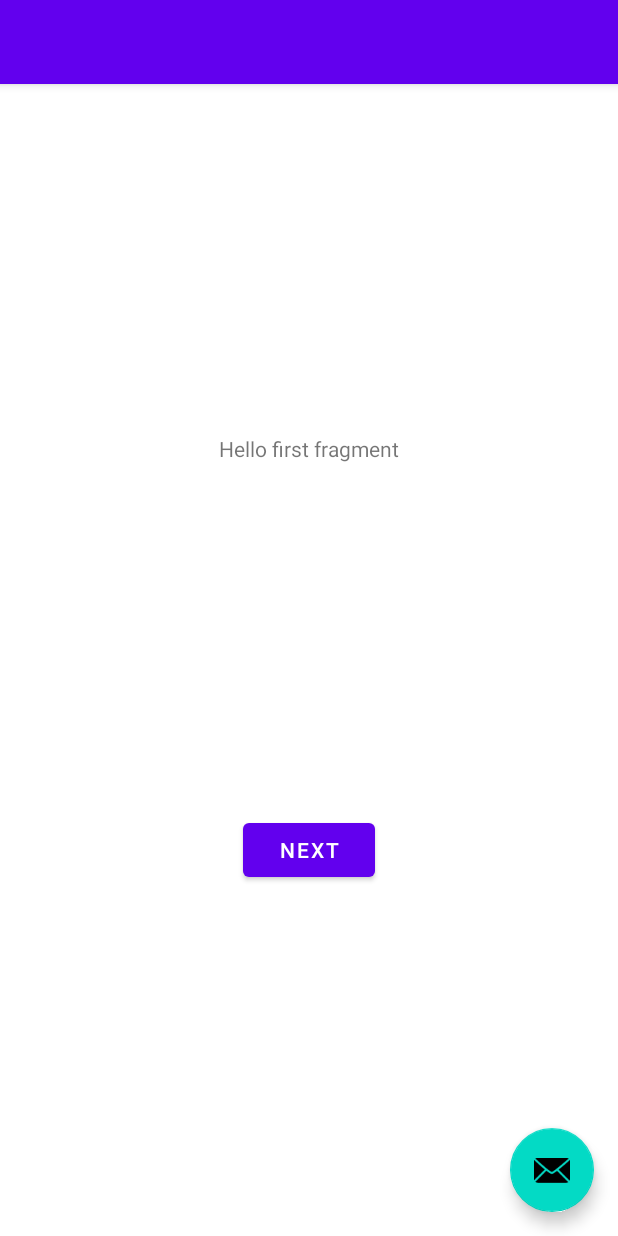
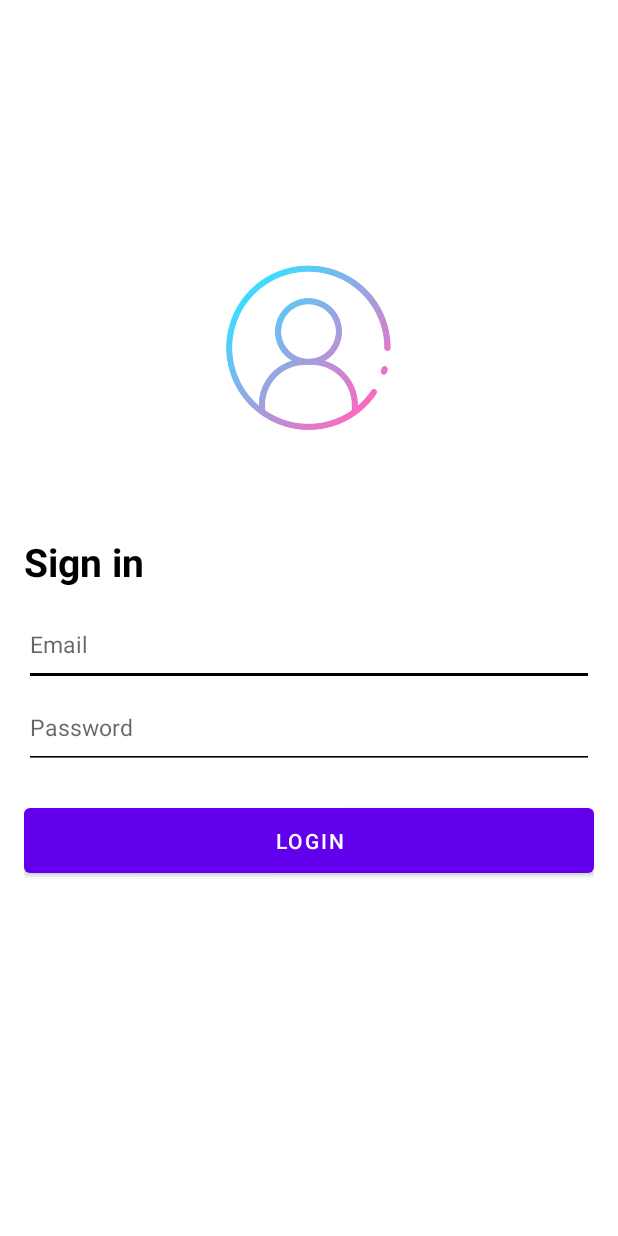
Before and after one commit to shruddms/KotestAndroidSamples, an Android app: the layout activity_main.xml on its own in the app's theme, with its tools: preview values and no code run, on a phone screen of 412 x 824 dp. Run offline under Robolectric (Android 15) with nearby library versions, the phone set to English and light mode, and no system bars.

Commit message:
Feat : Add login ui

```diff
--- a/app/src/main/java/com/kyungeun/kotestandroidsamples/FirstFragment.kt
+++ /dev/null
@@ -1,44 +0,0 @@
-package com.kyungeun.kotestandroidsamples
-
-import android.os.Bundle
-import androidx.fragment.app.Fragment
-import android.view.LayoutInflater
-import android.view.View
-import android.view.ViewGroup
-import androidx.navigation.fragment.findNavController
-import com.kyungeun.kotestandroidsamples.databinding.FragmentFirstBinding
-
-/**
- * A simple [Fragment] subclass as the default destination in the navigation.
- */
-class FirstFragment : Fragment() {
-
-    private var _binding: FragmentFirstBinding? = null
-
-    // This property is only valid between onCreateView and
-    // onDestroyView.
-    private val binding get() = _binding!!
-
-    override fun onCreateView(
-        inflater: LayoutInflater, container: ViewGroup?,
-        savedInstanceState: Bundle?
-    ): View? {
-
-        _binding = FragmentFirstBinding.inflate(inflater, container, false)
-        return binding.root
-
-    }
-
-    override fun onViewCreated(view: View, savedInstanceState: Bundle?) {
-        super.onViewCreated(view, savedInstanceState)
-
-        binding.buttonFirst.setOnClickListener {
-            findNavController().navigate(R.id.action_FirstFragment_to_SecondFragment)
-        }
-    }
-
-    override fun onDestroyView() {
-        super.onDestroyView()
-        _binding = null
-    }
-}
--- a/app/src/main/res/layout/activity_main.xml
+++ b/app/src/main/res/layout/activity_main.xml
@@ -1,34 +1,68 @@
 <?xml version="1.0" encoding="utf-8"?>
-<androidx.coordinatorlayout.widget.CoordinatorLayout xmlns:android="http://schemas.android.com/apk/res/android"
+<androidx.constraintlayout.widget.ConstraintLayout xmlns:android="http://schemas.android.com/apk/res/android"
     xmlns:app="http://schemas.android.com/apk/res-auto"
     xmlns:tools="http://schemas.android.com/tools"
     android:layout_width="match_parent"
     android:layout_height="match_parent"
     tools:context=".MainActivity">
 
-    <com.google.android.material.appbar.AppBarLayout
+    <LinearLayout
         android:layout_width="match_parent"
         android:layout_height="wrap_content"
-        android:theme="@style/Theme.KotestAndroidSamples.AppBarOverlay">
+        android:layout_margin="16dp"
+        android:orientation="vertical"
+        app:layout_constraintBottom_toBottomOf="parent"
+        app:layout_constraintLeft_toLeftOf="parent"
+        app:layout_constraintRight_toRightOf="parent"
+        app:layout_constraintTop_toTopOf="parent">
 
-        <androidx.appcompat.widget.Toolbar
-            android:id="@+id/toolbar"
+        <ImageView
+            android:layout_width="150dp"
+            android:layout_height="150dp"
+            android:layout_gravity="center"
+            android:layout_marginBottom="50dp"
+            android:src="@drawable/login" />
+
+        <TextView
+            android:layout_width="wrap_content"
+            android:layout_height="wrap_content"
+            android:text="Sign in"
+            android:textStyle="bold"
+            android:textColor="@color/black"
+            android:textSize="26sp"
+            android:layout_marginBottom="10dp"/>
+
+        <EditText
+            android:id="@+id/emailEditText"
             android:layout_width="match_parent"
-            android:layout_height="?attr/actionBarSize"
-            android:background="?attr/colorPrimary"
-            app:popupTheme="@style/Theme.KotestAndroidSamples.PopupOverlay" />
+            android:layout_height="55dp"
+            android:backgroundTint="@color/black"
+            android:hint="Email"
+            android:singleLine="true"
+            android:inputType="textEmailAddress"
+            android:textColor="@color/black"
+            android:textCursorDrawable="@color/gray"
+            android:textSize="15sp" />
 
-    </com.google.android.material.appbar.AppBarLayout>
+        <EditText
+            android:id="@+id/passwordEditText"
+            android:layout_width="match_parent"
+            android:layout_height="55dp"
+            android:backgroundTint="@color/black"
+            android:hint="Password"
+            android:singleLine="true"
+            android:inputType="textPassword"
+            android:textColor="@color/black"
+            android:textCursorDrawable="@color/gray"
+            android:textSize="15sp" />
 
-    <include layout="@layout/content_main" />
+        <Button
+            android:id="@+id/loginButton"
+            android:layout_width="match_parent"
+            android:layout_height="55dp"
+            android:layout_marginTop="20dp"
+            android:text="LOGIN"
+            android:layout_marginBottom="80dp"/>
+    </LinearLayout>
 
-    <com.google.android.material.floatingactionbutton.FloatingActionButton
-        android:id="@+id/fab"
-        android:layout_width="wrap_content"
-        android:layout_height="wrap_content"
-        android:layout_gravity="bottom|end"
-        android:layout_marginEnd="@dimen/fab_margin"
-        android:layout_marginBottom="16dp"
-        app:srcCompat="@android:drawable/ic_dialog_email" />
-
-</androidx.coordinatorlayout.widget.CoordinatorLayout>
+</androidx.constraintlayout.widget.ConstraintLayout>
--- a/app/src/main/res/layout/content_main.xml
+++ /dev/null
@@ -1,19 +0,0 @@
-<?xml version="1.0" encoding="utf-8"?>
-<androidx.constraintlayout.widget.ConstraintLayout xmlns:android="http://schemas.android.com/apk/res/android"
-    xmlns:app="http://schemas.android.com/apk/res-auto"
-    android:layout_width="match_parent"
-    android:layout_height="match_parent"
-    app:layout_behavior="@string/appbar_scrolling_view_behavior">
-
-    <fragment
-        android:id="@+id/nav_host_fragment_content_main"
-        android:name="androidx.navigation.fragment.NavHostFragment"
-        android:layout_width="0dp"
-        android:layout_height="0dp"
-        app:defaultNavHost="true"
-        app:layout_constraintBottom_toBottomOf="parent"
-        app:layout_constraintEnd_toEndOf="parent"
-        app:layout_constraintStart_toStartOf="parent"
-        app:layout_constraintTop_toTopOf="parent"
-        app:navGraph="@navigation/nav_graph" />
-</androidx.constraintlayout.widget.ConstraintLayout>
--- a/app/src/main/res/layout/fragment_first.xml
+++ /dev/null
@@ -1,28 +0,0 @@
-<?xml version="1.0" encoding="utf-8"?>
-<androidx.constraintlayout.widget.ConstraintLayout xmlns:android="http://schemas.android.com/apk/res/android"
-    xmlns:app="http://schemas.android.com/apk/res-auto"
-    xmlns:tools="http://schemas.android.com/tools"
-    android:layout_width="match_parent"
-    android:layout_height="match_parent"
-    tools:context=".FirstFragment">
-
-    <TextView
-        android:id="@+id/textview_first"
-        android:layout_width="wrap_content"
-        android:layout_height="wrap_content"
-        android:text="@string/hello_first_fragment"
-        app:layout_constraintBottom_toTopOf="@id/button_first"
-        app:layout_constraintEnd_toEndOf="parent"
-        app:layout_constraintStart_toStartOf="parent"
-        app:layout_constraintTop_toTopOf="parent" />
-
-    <Button
-        android:id="@+id/button_first"
-        android:layout_width="wrap_content"
-        android:layout_height="wrap_content"
-        android:text="@string/next"
-        app:layout_constraintBottom_toBottomOf="parent"
-        app:layout_constraintEnd_toEndOf="parent"
-        app:layout_constraintStart_toStartOf="parent"
-        app:layout_constraintTop_toBottomOf="@id/textview_first" />
-</androidx.constraintlayout.widget.ConstraintLayout>
--- a/app/src/main/res/values/colors.xml
+++ b/app/src/main/res/values/colors.xml
@@ -7,4 +7,5 @@
     <color name="teal_700">#FF018786</color>
     <color name="black">#FF000000</color>
     <color name="white">#FFFFFFFF</color>
+    <color name="gray">#AEAEAE</color>
 </resources>
```
Also changed, not shown: app/src/main/java/com/kyungeun/kotestandroidsamples/LoginUtils.kt (added, +11 -0 lines), app/src/main/java/com/kyungeun/kotestandroidsamples/MainActivity.kt (+13 -38 lines), app/src/main/java/com/kyungeun/kotestandroidsamples/SecondFragment.kt (deleted, +0 -44 lines), app/src/main/res/layout/fragment_second.xml (deleted, +0 -27 lines), app/src/main/res/drawable-v24/login.png (added), 2 other files.
